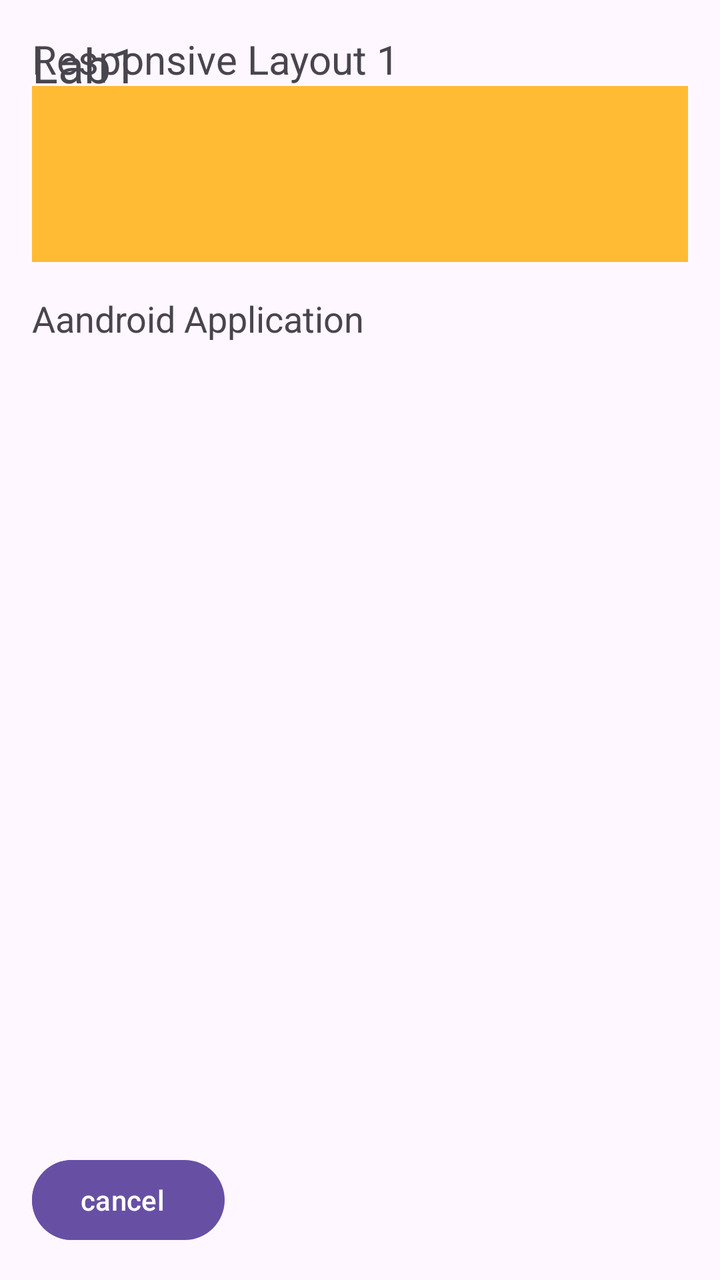
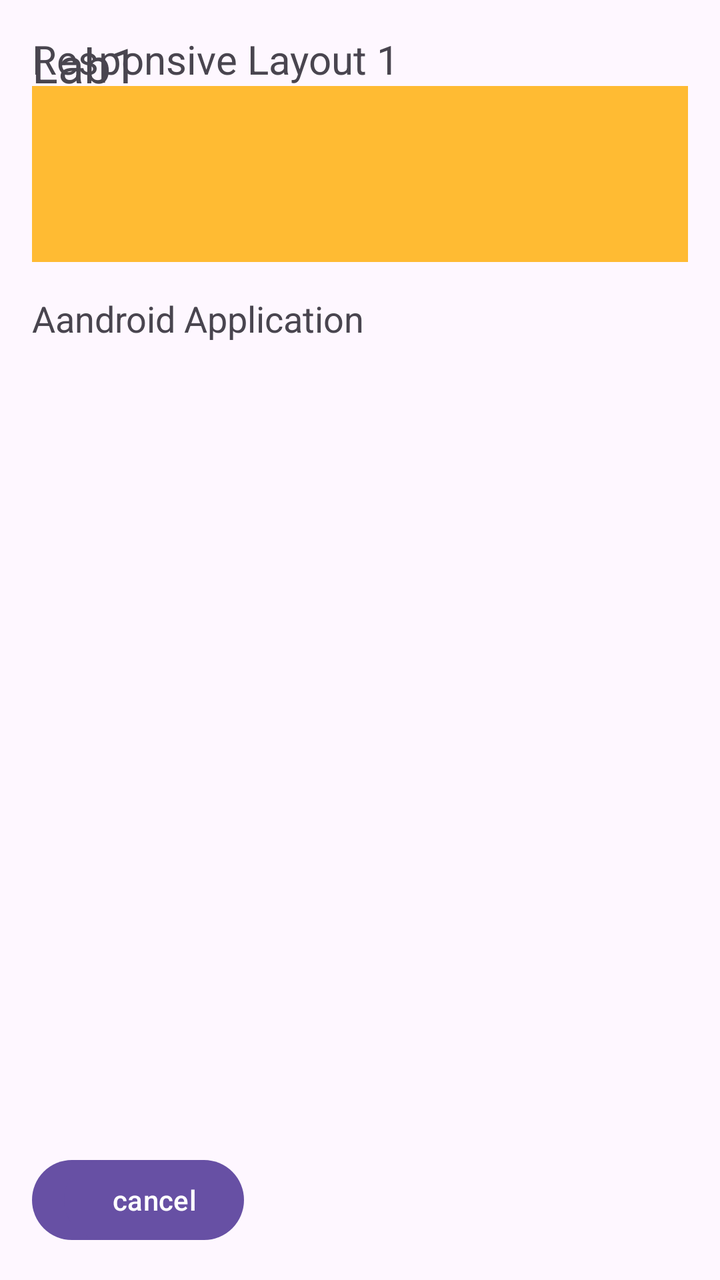

Before-and-after screenshots of an Android layout around one commit, followed by the original layout XML and the change that was made.
<!-- AndroidManifest.xml: application theme Theme.Part2 -->
<!-- res/layout/activity_main.xml -->
<?xml version="1.0" encoding="utf-8"?>
<androidx.constraintlayout.widget.ConstraintLayout xmlns:android="http://schemas.android.com/apk/res/android"
    xmlns:app="http://schemas.android.com/apk/res-auto"
    xmlns:tools="http://schemas.android.com/tools"
    android:id="@+id/main"
    android:layout_width="match_parent"
    android:layout_height="match_parent"
    android:padding="16dp"
    tools:context=".MainActivity">

    <TextView
        android:id="@+id/tv_title1"
        android:layout_width="wrap_content"
        android:layout_height="wrap_content"
        android:text="Lab1"
        android:textSize="24sp"
        app:layout_constraintStart_toStartOf="parent"
        app:layout_constraintTop_toTopOf="parent"/>

    <TextView
        android:id="@+id/tv_title2"
        android:layout_width="wrap_content"
        android:layout_height="wrap_content"
        android:text="Responsive Layout 1"
        android:textSize="20sp"
        app:layout_constraintStart_toStartOf="parent"
        app:layout_constraintTop_toTopOf="@id/tv_title1"/>

    <TextView
        android:id="@+id/tv_this"
        android:layout_width="0dp"
        android:layout_height="88dp"
        android:text="this"
        android:gravity="center"
        android:background="#ff4444"
        app:layout_constraintTop_toBottomOf="@id/tv_title2"
        app:layout_constraintStart_toStartOf="parent"
        app:layout_constraintEnd_toStartOf="@id/tv_is"
        app:layout_constraintHorizontal_chainStyle="spread"/>

    <TextView
        android:id="@+id/tv_is"
        android:layout_width="0dp"
        android:layout_height="88dp"
        android:text="is"
        android:gravity="center"
        android:background="#33b5e5"
        app:layout_constraintTop_toBottomOf="@id/tv_title2"
        app:layout_constraintStart_toStartOf="@id/tv_this"
        app:layout_constraintEnd_toStartOf="@id/tv_my"/>

    <TextView
        android:id="@+id/tv_my"
        android:layout_width="0dp"
        android:layout_height="88dp"
        android:gravity="center"
        android:background="#aa66cc"
        app:layout_constraintTop_toBottomOf="@id/tv_title2"
        app:layout_constraintStart_toStartOf="@id/tv_is"
        app:layout_constraintEnd_toStartOf="@id/tv_first"/>

    <TextView
        android:id="@+id/tv_first"
        android:layout_width="0dp"
        android:layout_height="88dp"
        android:gravity="center"
        android:background="#ffbb33"
        app:layout_constraintTop_toBottomOf="@id/tv_title2"
        app:layout_constraintStart_toStartOf="@id/tv_my"
        app:layout_constraintEnd_toEndOf="parent"/>

    <TextView
        android:id="@+id/tv_app_text"
        android:layout_width="wrap_content"
        android:layout_height="wrap_content"
        android:text="Aandroid Application"
        android:textSize="18sp"
        android:layout_marginTop="16dp"
        app:layout_constraintStart_toStartOf="parent"
        app:layout_constraintTop_toBottomOf="@id/tv_this"/>

    <Button
        android:id="@+id/btn_change"
        android:layout_width="wrap_content"
        android:layout_height="wrap_content"
        android:text="Change"
        app:layout_constraintBottom_toBottomOf="parent"
        app:layout_constraintStart_toStartOf="parent"/>

    <Button
        android:id="@+id/btn_cancel"
        android:layout_width="wrap_content"
        android:layout_height="wrap_content"
        android:text="cancel"
        app:layout_constraintBottom_toBottomOf="parent"
        app:layout_constraintStart_toStartOf="@+id/btn_change"/>

</androidx.constraintlayout.widget.ConstraintLayout>
<!-- resources referenced by this layout -->
<resources>
  <style name="Theme.Part2" parent="Base.Theme.Part2" />
  <style name="Base.Theme.Part2" parent="Theme.Material3.DayNight.NoActionBar">
          
          
      </style>
</resources>

<!-- the commit's change to res/layout/activity_main.xml (unified diff, before → after) -->
@@ -92,6 +92,7 @@
         android:layout_width="wrap_content"
         android:layout_height="wrap_content"
         android:text="cancel"
+        android:layout_marginStart="16dp"
         app:layout_constraintBottom_toBottomOf="parent"
         app:layout_constraintStart_toStartOf="@+id/btn_change"/>
 
